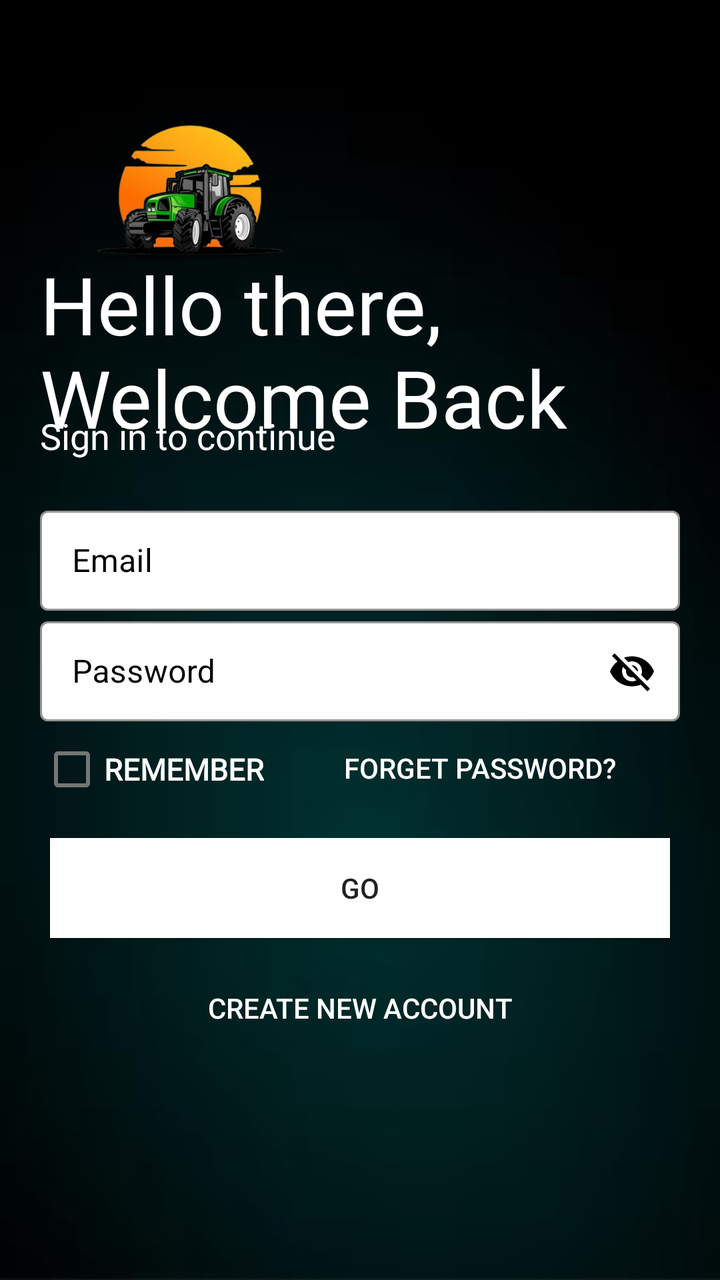
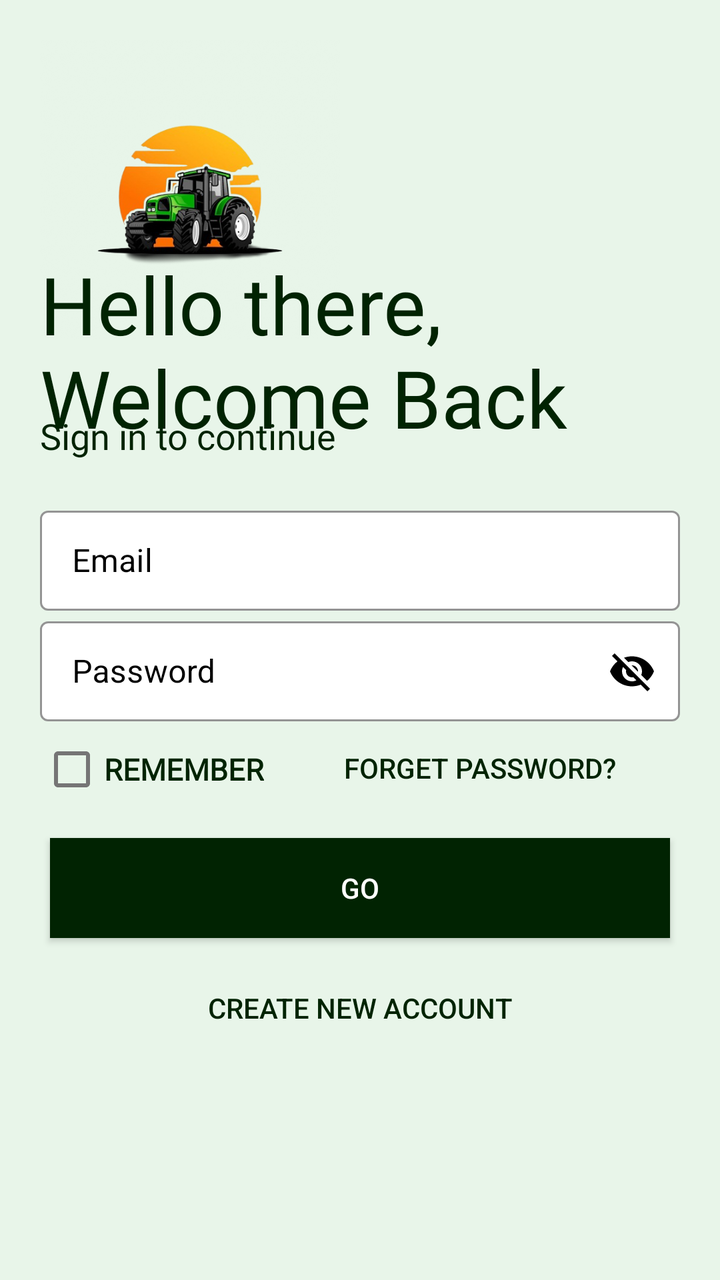

Screens rendered from an Android XML layout before and after an edit, with the pre-edit source and the edit as a unified diff.
<!-- AndroidManifest.xml: application theme Theme.AgroGo -->
<!-- res/layout/login_screen.xml -->
<?xml version="1.0" encoding="utf-8"?>
<LinearLayout xmlns:android="http://schemas.android.com/apk/res/android"
    xmlns:app="http://schemas.android.com/apk/res-auto"
    xmlns:tools="http://schemas.android.com/tools"
    android:id="@+id/main"
    android:layout_width="match_parent"
    android:layout_height="match_parent"
    android:background="@drawable/background"
    android:orientation="vertical"
    android:padding="20dp"
    tools:context="CommonUI.LoginScreen">

    <ImageView
        android:id="@+id/logo_Image"
        android:transitionName="logoo"
        android:layout_width="150dp"
        android:layout_height="150dp"
        android:src="@drawable/vl" />

    <TextView
        android:id="@+id/logotext1"
        android:layout_marginTop="-45dp"
        android:layout_width="wrap_content"
        android:transitionName="logot"
        android:layout_height="wrap_content"
        android:fontFamily="@font/bungee"
        android:text="Hello there, Welcome Back"
        android:textSize="40sp"
        android:textColor="@color/white" />

    <TextView
        android:id="@+id/slogan_name"
        android:transitionName="logot"
        android:layout_marginTop="-20dp"
        android:layout_width="wrap_content"
        android:layout_height="wrap_content"
        android:fontFamily="@font/antic"
        android:text="Sign in to continue"
        android:textColor="@color/white"
        android:textSize="18sp" />

<LinearLayout
    android:layout_width="match_parent"
    android:layout_height="wrap_content"
    android:layout_marginTop="20dp"
    android:layout_marginBottom="20dp"
    android:orientation="vertical">
    <com.google.android.material.textfield.TextInputLayout
    android:id="@+id/user_name"
        android:transitionName="user_tran"
    android:layout_width="match_parent"
    android:layout_height="wrap_content"
    android:hint="Email "
        android:textColorHint="@color/black"
    style="@style/Widget.MaterialComponents.TextInputLayout.OutlinedBox"
        app:boxStrokeColor="@color/black"
        app:boxBackgroundColor="@color/white"
    >
    <com.google.android.material.textfield.TextInputEditText
        android:layout_width="match_parent"
        android:layout_height="50dp"
        android:textColor="@color/black"
         />
</com.google.android.material.textfield.TextInputLayout>

    <com.google.android.material.textfield.TextInputLayout
        android:id="@+id/password"
        android:transitionName="pass_tran"
        android:layout_width="match_parent"
        android:layout_height="wrap_content"
        android:hint="Password"
        app:endIconMode="password_toggle"
        app:endIconTint="@color/black"
        android:textColorHint="@color/black"
        style="@style/Widget.MaterialComponents.TextInputLayout.OutlinedBox"
        app:boxStrokeColor="@color/black"
        app:boxBackgroundColor="@color/white"
        >
        <com.google.android.material.textfield.TextInputEditText
            android:layout_width="match_parent"
            android:layout_height="50dp"
            android:textColor="@color/black"
             />
    </com.google.android.material.textfield.TextInputLayout>
    <CheckBox
        android:id="@+id/rememberme"
        android:layout_width="wrap_content"
        android:layout_height="wrap_content"
        android:text="Remember"
        android:textSize="15sp"
        android:fontFamily="@font/antic"
        android:textStyle="bold"
        android:textColor="@color/white"
        android:textAllCaps="true"
        />

    <androidx.appcompat.widget.AppCompatButton
        android:id="@+id/forgetpss"
        android:layout_width="200dp"
        android:layout_height="50dp"
        android:layout_gravity="right"
        android:layout_marginTop="-50dp"
        android:layout_marginBottom="5dp"
        android:background="#00000000"
        android:elevation="0dp"
        android:text="forget password?"
        android:textColor="@color/white" />
    <androidx.appcompat.widget.AppCompatButton
        android:id="@+id/go"
        android:transitionName="go_tran"
        android:layout_width="match_parent"
        android:layout_height="50dp"
        android:background="@color/white"
        android:text="go"
        android:layout_margin="5dp"/>
    <androidx.appcompat.widget.AppCompatButton
        android:id="@+id/newacc"
        android:transitionName="newu_tran"
        android:layout_width="200dp"
        android:layout_height="50dp"
        android:textColor="@color/white"
        android:background="#00000000"
        android:text="Create new account"
        android:layout_gravity="center"
        android:elevation="0dp"
       android:layout_margin="5dp"/>



</LinearLayout>

</LinearLayout>
<!-- resources referenced by this layout -->
<resources>
  <color name="black">#FF000000</color>
  <color name="white">#FFFFFF</color>
  <!-- drawable background: jpg bitmap (drawable, 20064 bytes) -->
  <!-- drawable vl: png bitmap (drawable, 154055 bytes) -->
  <style name="Theme.AgroGo" parent="Theme.MaterialComponents.DayNight.NoActionBar">
          
          <item name="colorPrimary">@color/blue_500</item>
          <item name="colorPrimaryVariant">@color/blue_700</item>
          <item name="colorOnPrimary">@color/white</item>
          <item name="colorSecondary">@color/green_500</item>
          <item name="colorOnSecondary">@color/white</item>
          <item name="android:windowContentTransitions">true</item>
  
  
      </style>
  <color name="blue_500">#022F2C</color>
  <color name="blue_700">#012302</color>
  <color name="green_500">#011B01</color>
</resources>

<!-- the commit's change to res/layout/login_screen.xml (unified diff, before → after) -->
@@ -5,7 +5,7 @@
     android:id="@+id/main"
     android:layout_width="match_parent"
     android:layout_height="match_parent"
-    android:background="@drawable/background"
+    android:background="@color/green_light"
     android:orientation="vertical"
     android:padding="20dp"
     tools:context="CommonUI.LoginScreen">
@@ -26,7 +26,7 @@
         android:fontFamily="@font/bungee"
         android:text="Hello there, Welcome Back"
         android:textSize="40sp"
-        android:textColor="@color/white" />
+        android:textColor="@color/blue_700" />
 
     <TextView
         android:id="@+id/slogan_name"
@@ -36,7 +36,7 @@
         android:layout_height="wrap_content"
         android:fontFamily="@font/antic"
         android:text="Sign in to continue"
-        android:textColor="@color/white"
+        android:textColor="@color/blue_700"
         android:textSize="18sp" />
 
 <LinearLayout
@@ -90,7 +90,7 @@
         android:textSize="15sp"
         android:fontFamily="@font/antic"
         android:textStyle="bold"
-        android:textColor="@color/white"
+        android:textColor="@color/blue_700"
         android:textAllCaps="true"
         />
 
@@ -104,21 +104,22 @@
         android:background="#00000000"
         android:elevation="0dp"
         android:text="forget password?"
-        android:textColor="@color/white" />
+        android:textColor="@color/blue_700" />
     <androidx.appcompat.widget.AppCompatButton
         android:id="@+id/go"
         android:transitionName="go_tran"
         android:layout_width="match_parent"
         android:layout_height="50dp"
-        android:background="@color/white"
+        android:background="@color/blue_700"
         android:text="go"
+        android:textColor="@color/white"
         android:layout_margin="5dp"/>
     <androidx.appcompat.widget.AppCompatButton
         android:id="@+id/newacc"
         android:transitionName="newu_tran"
         android:layout_width="200dp"
         android:layout_height="50dp"
-        android:textColor="@color/white"
+        android:textColor="@color/blue_700"
         android:background="#00000000"
         android:text="Create new account"
         android:layout_gravity="center"
<!-- resource entries referenced after the edit -->
@@ -2,7 +2,6 @@
 <resources>
   <color name="black">#FF000000</color>
   <color name="white">#FFFFFF</color>
-  <!-- drawable background: jpg bitmap (drawable, 20064 bytes) -->
   <!-- drawable vl: png bitmap (drawable, 154055 bytes) -->
   <style name="Theme.AgroGo" parent="Theme.MaterialComponents.DayNight.NoActionBar">
           
@@ -17,6 +16,7 @@
       </style>
   <color name="blue_500">#022F2C</color>
   <color name="blue_700">#012302</color>
+  <color name="green_light">#E8F5E9</color>
   <color name="green_500">#011B01</color>
 </resources>
 
